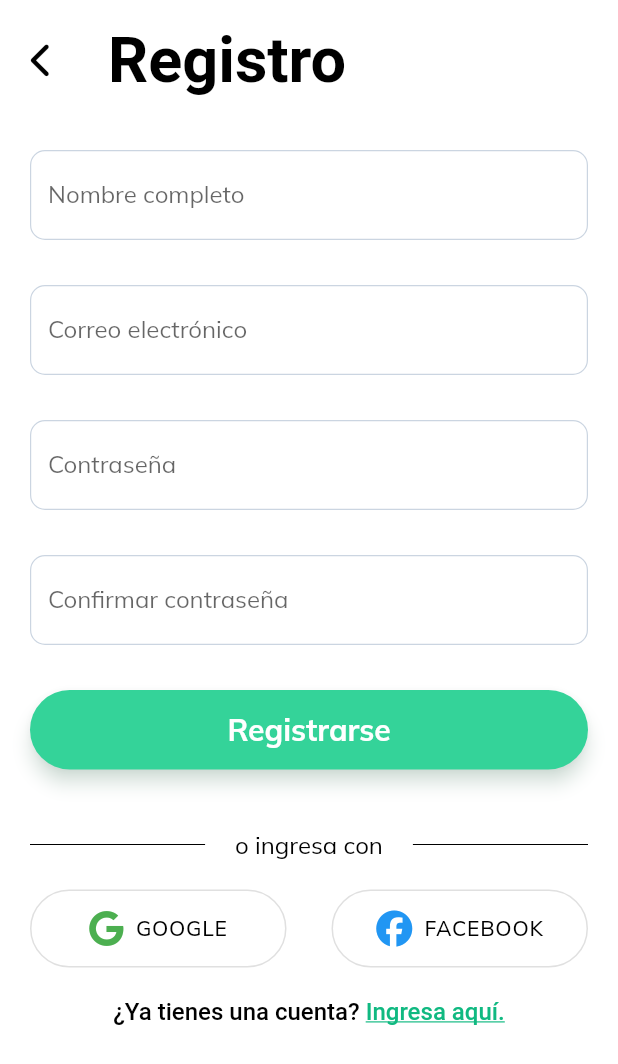
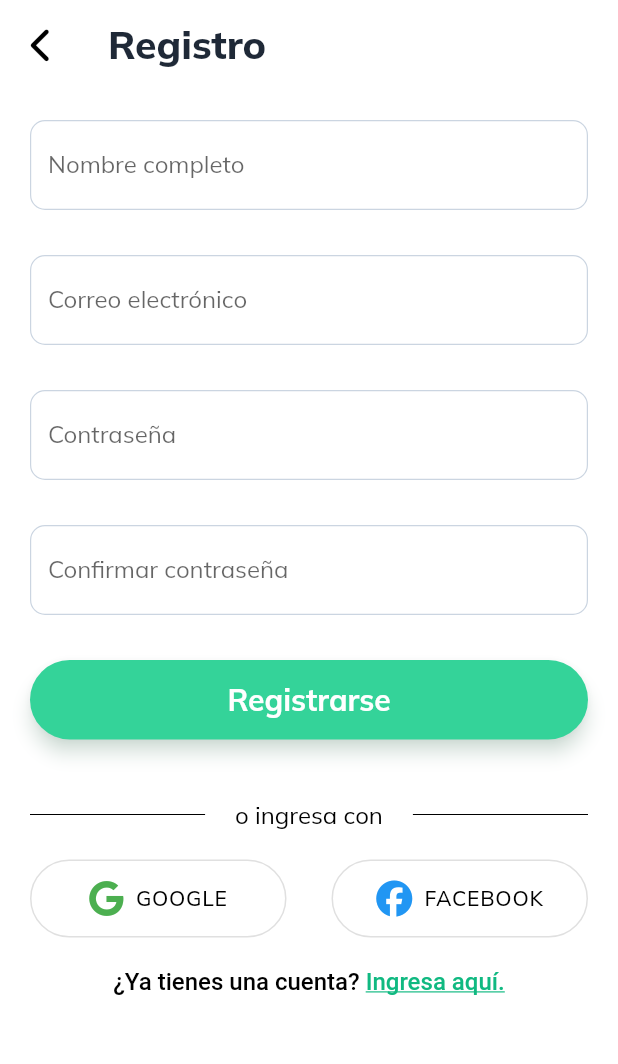
Before and after one commit to ricardogzm/pizca-de-sal, a Flutter app: the SignupScreen screen opened by its route, on a phone screen of 412 x 824 dp. Shown: the top 1064 px of the screen. Run offline on Flutter 3.47's test engine with Material 2 defaults, Android fonts, the phone set to English and light mode, and no system bars; our stand-ins replace firebase_core, flutter_dotenv, font_awesome_flutter; accounts and stored records are empty.

Commit message:
🎨 Theme updated
- Headline and body text styles added
- AppBar font theme fixed

```diff
--- a/lib/src/themes.dart
+++ b/lib/src/themes.dart
@@ -3,6 +3,7 @@ import 'package:flutter/services.dart';
 
 const primaryColor = Color(0xFF34D399);
 const shadowColor = Color.fromARGB(122, 129, 190, 160);
+const darkGrey = Color(0xFF1f2937);
 
 final lightTheme = ThemeData(
   fontFamily: "Mulish",
@@ -12,10 +13,28 @@ final lightTheme = ThemeData(
     secondary: Colors.green.shade700,
   ),
   textTheme: const TextTheme(
-    headline1: TextStyle(color: Colors.black),
-    headline2: TextStyle(color: Colors.black),
-    bodyText1: TextStyle(color: Colors.black),
-    bodyText2: TextStyle(color: Colors.black),
+    headline1: TextStyle(
+        color: darkGrey,
+        fontSize: 42,
+        fontWeight: FontWeight.w900,
+        height: 1.0),
+    headline2: TextStyle(
+        color: darkGrey,
+        fontSize: 34,
+        fontWeight: FontWeight.w800,
+        height: 1.0),
+    headline3: TextStyle(
+        color: darkGrey,
+        fontSize: 20,
+        fontWeight: FontWeight.w800,
+        height: 1.0),
+    headline4: TextStyle(
+        color: darkGrey,
+        fontSize: 16,
+        fontWeight: FontWeight.w800,
+        height: 1.0),
+    bodyText1: TextStyle(color: Colors.black, fontSize: 16),
+    bodyText2: TextStyle(color: Colors.black, fontSize: 12),
   ),
   elevatedButtonTheme: ElevatedButtonThemeData(
     style: ElevatedButton.styleFrom(
@@ -66,13 +85,14 @@ final lightTheme = ThemeData(
       systemNavigationBarContrastEnforced: false,
       systemNavigationBarIconBrightness: Brightness.dark,
     ),
-    toolbarHeight: 80,
+    toolbarHeight: 60,
     elevation: 0,
     iconTheme: const IconThemeData(color: Colors.black),
     titleTextStyle: const TextStyle(
-      color: Colors.black,
-      fontSize: 42,
-      fontWeight: FontWeight.w700,
+      color: darkGrey,
+      fontSize: 26,
+      fontWeight: FontWeight.w800,
+      fontFamily: "Mulish",
     ),
     toolbarTextStyle: const TextStyle(
       color: Colors.black,
```
